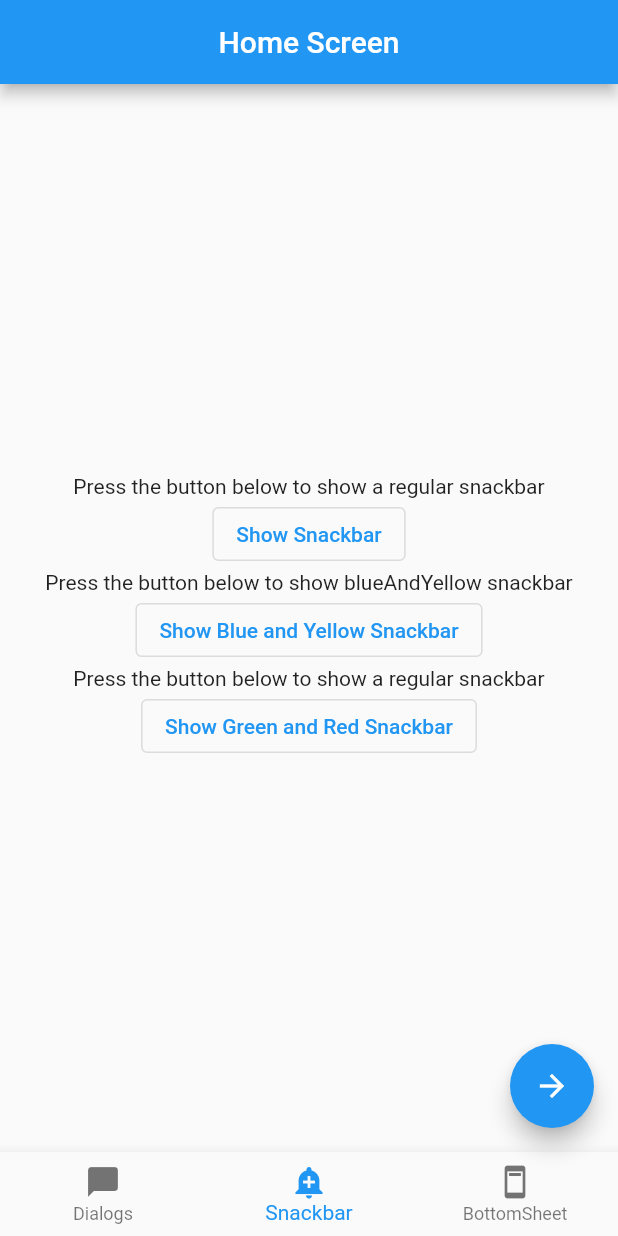
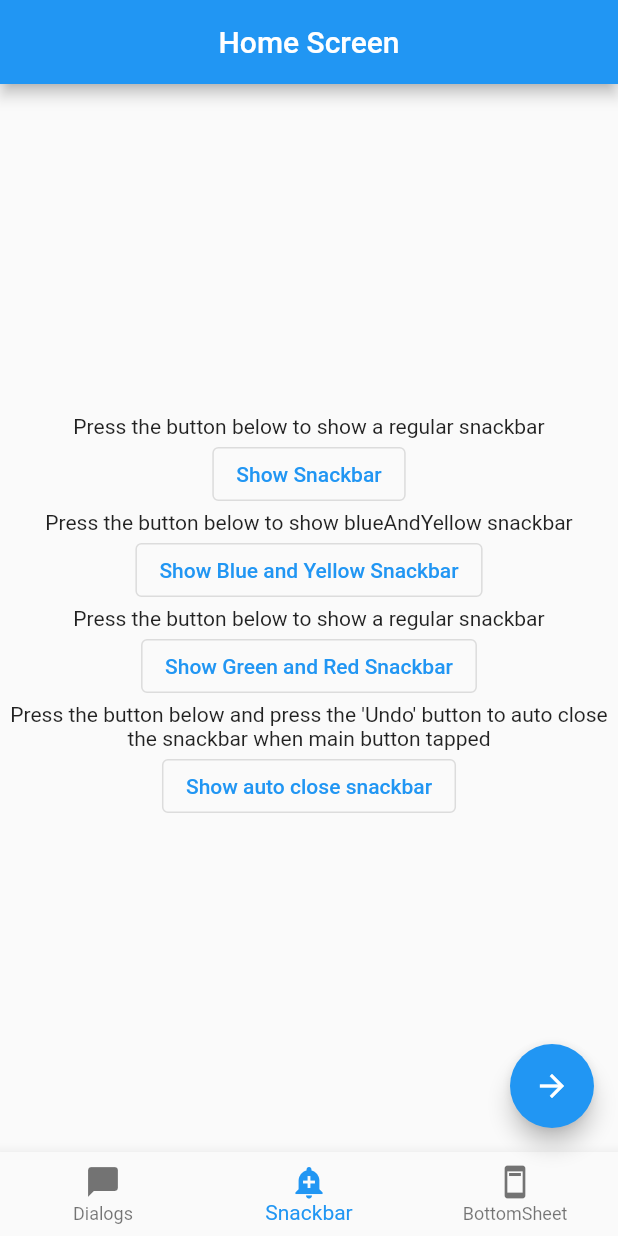
Before and after one commit to Stacked-Org/services, a Flutter app: the screen it shows after launch, item 2 of the bottom bar chosen, on a phone screen of 412 x 824 dp. Run offline on Flutter 3.47's test engine with Material 2 defaults, Android fonts, the phone set to English and light mode, and no system bars; our stand-ins replace get, stacked, stacked_shared.

Commit message:
fix: update example app

```diff
--- a/example/lib/enums/snackbar_type.dart
+++ b/example/lib/enums/snackbar_type.dart
@@ -1,2 +1,6 @@
 /// The type of snackbar to show
-enum SnackbarType { blueAndYellow, greenAndRed }
+enum SnackbarType {
+  blueAndYellow,
+  greenAndRed,
+  autoCloseMainButtonTapped,
+}
--- a/example/lib/ui/views/snackbar_view.dart
+++ b/example/lib/ui/views/snackbar_view.dart
@@ -88,6 +88,32 @@ class SnackbarView extends StatelessWidget {
               'Show Green and Red Snackbar',
             ),
           ),
+          Text(
+            'Press the button below and press the \'Undo\' button to auto close the snackbar when main button tapped',
+            softWrap: true,
+            textAlign: TextAlign.center,
+            style: TextStyle(
+              fontSize: 14,
+            ),
+          ),
+          OutlinedButton(
+            onPressed: () async {
+              _snackbarService.showCustomSnackBar(
+                variant: SnackbarType.autoCloseMainButtonTapped,
+                message:
+                    'Snackbar auto close when tapped Undo',
+                duration: Duration(seconds: 5),
+                onTap: (_) {
+                  print('snackbar tapped');
+                },
+                mainButtonTitle: 'Undo',
+                onMainButtonTapped: () => print('Undo the action and closing the snackbar'),
+              );
+            },
+            child: Text(
+              'Show auto close snackbar',
+            ),
+          ),
         ],
       ),
     );
--- a/example/pubspec.yaml
+++ b/example/pubspec.yaml
@@ -32,6 +32,10 @@ dev_dependencies:
     sdk: flutter
   stacked_generator: ^0.6.5
   build_runner: ^2.1.11
+
+dependency_overrides:
+  stacked_services:
+    path: ../
 
 # For information on the generic Dart part of this file, see the
 # following page: https://dart.dev/tools/pub/pubspec
```
Also changed, not shown: example/lib/ui/setup_snackbar_ui.dart (+30 -0 lines).
